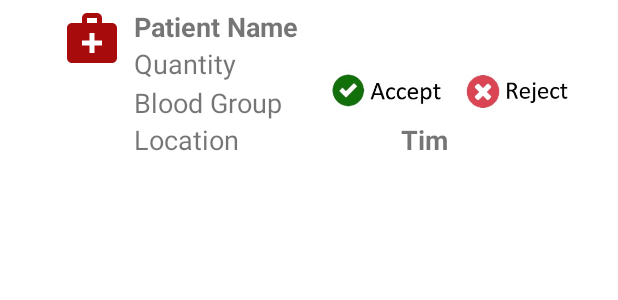
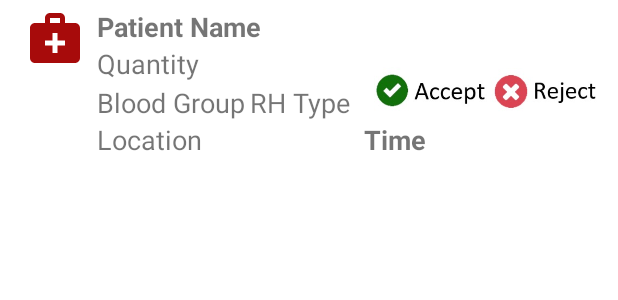
Before and after one commit to EmadAnwer/b-donor, an Android app: the layout notification_layout.xml on its own in the app's theme, with its tools: preview values and no code run, on a phone screen of 412 x 824 dp. Shown: the top 300 px of the screen. Run offline under Robolectric (Android 15) with nearby library versions, the phone set to English and light mode, and no system bars.

Commit message:
adding rhType to notes

```diff
--- a/app/src/main/java/com/example/gradandroidfirsttry/Change_password_Frag.java
+++ b/app/src/main/java/com/example/gradandroidfirsttry/Change_password_Frag.java
@@ -121,6 +121,7 @@ public class Change_password_Frag extends Fragment {
                 fragmentTransaction.replace(R.id.change_password_frag, new Privacy_and_security_Frag());
                 fragmentTransaction.commit();
 
+
                 Toast.makeText(getActivity(), "Cancel", Toast.LENGTH_SHORT).show();
 
             }
--- a/app/src/main/java/com/example/gradandroidfirsttry/Login_page.java
+++ b/app/src/main/java/com/example/gradandroidfirsttry/Login_page.java
@@ -10,6 +10,7 @@ import android.content.Intent;
 import android.content.SharedPreferences;
 import android.os.Bundle;
 import android.text.TextUtils;
+import android.util.Log;
 import android.view.MenuItem;
 import android.view.View;
 import android.widget.Button;
@@ -148,7 +149,9 @@ public class Login_page extends AppCompatActivity implements AsyncCallback<Backe
 
     @Override
     public void handleFault(BackendlessFault fault) {
-        Toast.makeText(Login_page.this, "error", Toast.LENGTH_SHORT).show();
+
+        Log.i(TAG, "handleFault: "+fault.toString());
+        Toast.makeText(Login_page.this, "error"+fault.toString() ,Toast.LENGTH_LONG).show();
 
         progressBar.setVisibility(View.GONE);
     }
--- a/app/src/main/java/com/example/gradandroidfirsttry/NotificationRecyclerViewAdapter.java
+++ b/app/src/main/java/com/example/gradandroidfirsttry/NotificationRecyclerViewAdapter.java
@@ -38,6 +38,7 @@ public class NotificationRecyclerViewAdapter extends RecyclerView.Adapter<Notifi
         holder.patientNameTextView.setText(notificationList.get(position).getName());
         holder.quantityTextView.setText(notificationList.get(position).getQuantity().toString());
         holder.bloodGroupTextView.setText(notificationList.get(position).getBloodType());
+        holder.rhTypeTextView.setText(notificationList.get(position).getRHType());
         holder.locationTextView.setText(notificationList.get(position).getCity());
         holder.timeTextView.setText(notificationList.get(position).getCreated().toString());
         holder.acceptImageView.setOnClickListener(this);
@@ -69,13 +70,14 @@ public class NotificationRecyclerViewAdapter extends RecyclerView.Adapter<Notifi
 
 
     public static class ViewHolder  extends RecyclerView.ViewHolder{
-        TextView patientNameTextView,quantityTextView,bloodGroupTextView,locationTextView,timeTextView;
+        TextView patientNameTextView,quantityTextView,bloodGroupTextView,rhTypeTextView,locationTextView,timeTextView;
         ImageView acceptImageView,nRejectImageView;
         public ViewHolder(@NonNull View itemView) {
             super(itemView);
             patientNameTextView= itemView.findViewById(R.id.nPatientNameTextView);
             quantityTextView= itemView.findViewById(R.id.nQuantityTextView);
             bloodGroupTextView= itemView.findViewById(R.id.nBloodGroupTextView);
+            rhTypeTextView= itemView.findViewById(R.id.nRHTypeTextView);
             locationTextView= itemView.findViewById(R.id.nLocationTextView);
             timeTextView= itemView.findViewById(R.id.nTimeTextView);
             acceptImageView= itemView.findViewById(R.id.acceptImageView);
--- a/app/src/main/java/com/example/gradandroidfirsttry/Patient_Request.java
+++ b/app/src/main/java/com/example/gradandroidfirsttry/Patient_Request.java
@@ -249,9 +249,9 @@ public class Patient_Request extends AppCompatActivity {
         }
 
         if (patient_radio_neg_rh_type.isChecked()) {
-            rh_type = "Negative";
+            rh_type = "-ve";
         } else if (patient_radio_pos_rh_type.isChecked()) {
-            rh_type = "Positive";
+            rh_type = "+ve";
         }
 
         int blood_type_group = patient_radio_group_blood_type_btn.getCheckedRadioButtonId();
--- a/app/src/main/res/layout/notification_layout.xml
+++ b/app/src/main/res/layout/notification_layout.xml
@@ -19,8 +19,8 @@
 
     <TextView
         android:id="@+id/nTimeTextView"
-        android:layout_width="37dp"
-        android:layout_height="19dp"
+        android:layout_width="61dp"
+        android:layout_height="24dp"
         android:text="Time"
         android:textSize="18sp"
         android:textStyle="bold"
@@ -48,6 +48,17 @@
         app:layout_constraintStart_toStartOf="@+id/nQuantityTextView"
         app:layout_constraintTop_toBottomOf="@+id/nQuantityTextView" />
 
+    <TextView
+        android:id="@+id/nRHTypeTextView"
+        android:layout_width="wrap_content"
+        android:layout_height="wrap_content"
+        android:layout_marginStart="3dp"
+        android:layout_marginTop="1dp"
+        android:text="RH Type"
+        android:textSize="18sp"
+        app:layout_constraintStart_toEndOf="@+id/nBloodGroupTextView"
+        app:layout_constraintTop_toBottomOf="@+id/nQuantityTextView" />
+
     <ImageView
         android:id="@+id/imageView2"
         android:layout_width="wrap_content"
@@ -68,14 +79,14 @@
         android:layout_width="wrap_content"
         android:layout_height="wrap_content"
         android:orientation="vertical"
-        app:layout_constraintGuide_percent="0.93" />
+        app:layout_constraintGuide_percent="0.98" />
 
     <androidx.constraintlayout.widget.Guideline
         android:id="@+id/guideline3"
         android:layout_width="wrap_content"
         android:layout_height="wrap_content"
         android:orientation="vertical"
-        app:layout_constraintGuide_percent=".10" />
+        app:layout_constraintGuide_percent="0.04" />
 
     <TextView
         android:id="@+id/nLocationTextView"
@@ -90,9 +101,8 @@
         android:id="@+id/acceptImageView"
         android:layout_width="77dp"
         android:layout_height="46dp"
-        android:layout_marginStart="32dp"
         android:layout_marginTop="8dp"
-        app:layout_constraintStart_toEndOf="@+id/nBloodGroupTextView"
+        app:layout_constraintEnd_toStartOf="@+id/nRejectImageView"
         app:layout_constraintTop_toBottomOf="@+id/nPatientNameTextView"
         app:srcCompat="@drawable/accept" />
 
@@ -100,12 +110,12 @@
         android:id="@+id/nRejectImageView"
         android:layout_width="77dp"
         android:layout_height="46dp"
-        android:layout_marginStart="120dp"
         android:layout_marginTop="8dp"
-        app:layout_constraintStart_toEndOf="@+id/nBloodGroupTextView"
+        app:layout_constraintEnd_toStartOf="@+id/guideline2"
+        app:layout_constraintHorizontal_bias="1.0"
+        app:layout_constraintStart_toEndOf="@+id/nRHTypeTextView"
         app:layout_constraintTop_toBottomOf="@+id/nPatientNameTextView"
         app:srcCompat="@drawable/reject" />
 
 
-
 </androidx.constraintlayout.widget.ConstraintLayout>
--- a/app/src/main/res/layout/patient_request.xml
+++ b/app/src/main/res/layout/patient_request.xml
@@ -153,12 +153,12 @@
                     android:id="@+id/patient_pos_rh_btn"
                     android:layout_width="wrap_content"
                     android:layout_height="wrap_content"
-                    android:text="Postive" />
+                    android:text="+ve" />
                 <RadioButton
                     android:id="@+id/patient_neg_rh_btn"
                     android:layout_width="wrap_content"
                     android:layout_height="wrap_content"
-                    android:text="Negative" />
+                    android:text="-ve" />
 
 
             </RadioGroup>
--- a/app/src/main/res/layout/person_registration.xml
+++ b/app/src/main/res/layout/person_registration.xml
@@ -384,12 +384,12 @@
                 android:id="@+id/positive_btn"
                 android:layout_width="wrap_content"
                 android:layout_height="wrap_content"
-                android:text="Postive" />
+                android:text="+ve" />
             <RadioButton
                 android:id="@+id/negative_btn"
                 android:layout_width="wrap_content"
                 android:layout_height="wrap_content"
-                android:text="Negative" />
+                android:text="-ve" />
 
 
         </RadioGroup>
```
Also changed, not shown: app/src/main/java/com/example/gradandroidfirsttry/Notification.java (+11 -2 lines), app/src/main/java/com/example/gradandroidfirsttry/Person_Registration.java (+5 -3 lines).
